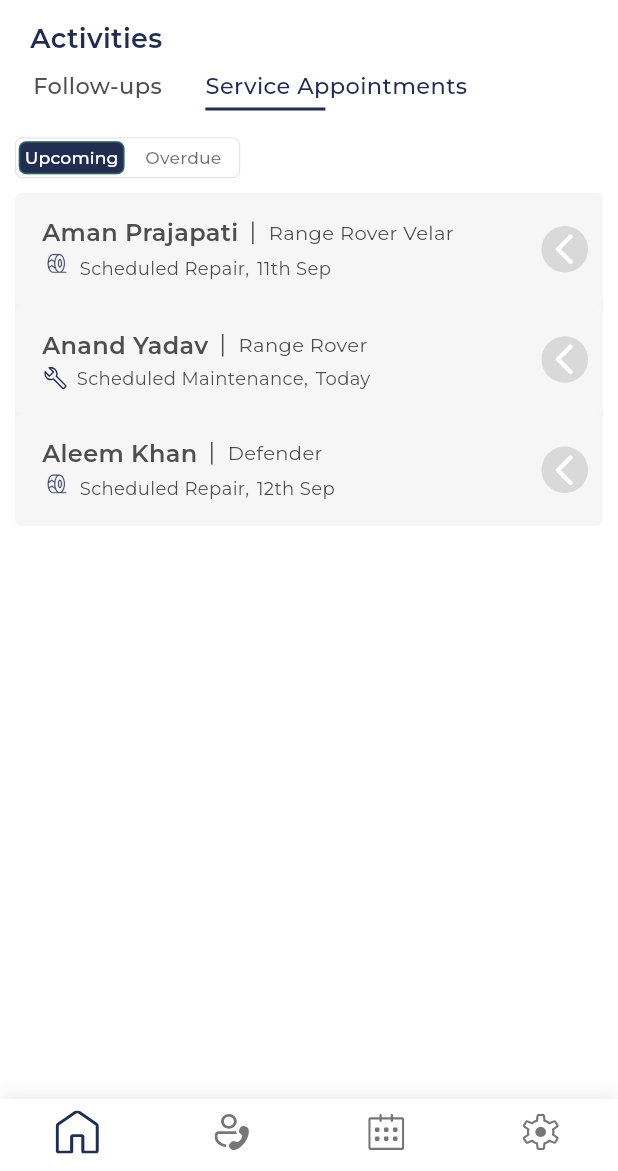
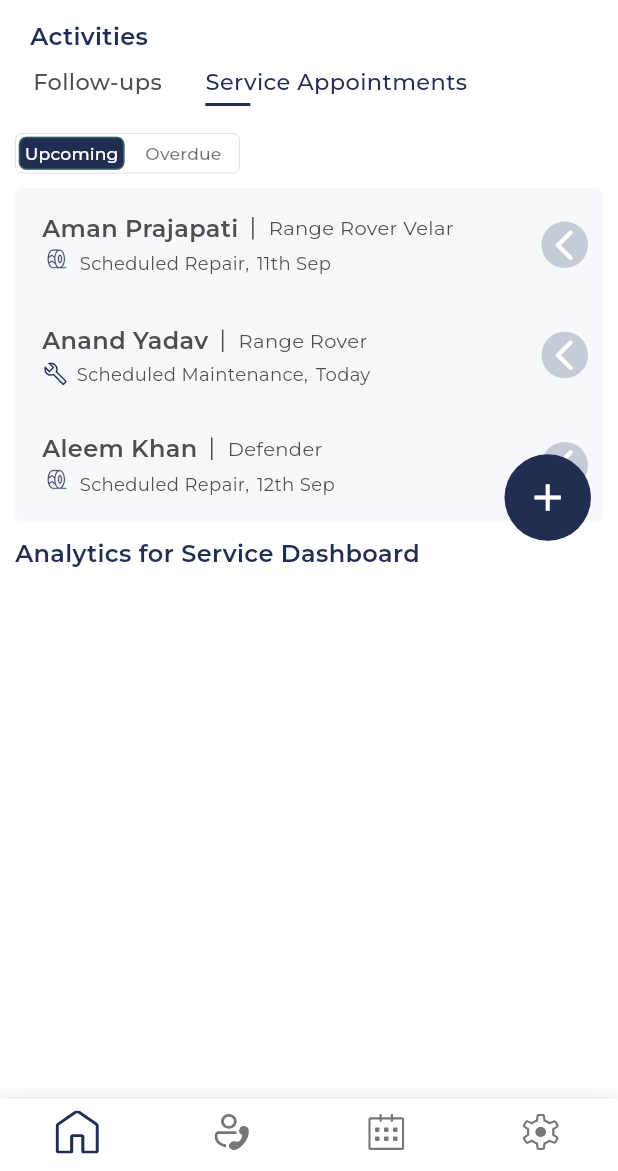
Before and after one commit to Aman1945/smartcare, a Flutter app: the screen it shows after launch, after a tap on "Service Appointments", on a phone screen of 412 x 824 dp, the part 65-1236 px from its top. Run offline on Flutter 3.47's test engine with Material 3 defaults, Android fonts, the phone set to English and light mode, and no system bars; drawn by our look-alikes of flutter_slidable; our stand-ins replace flutter_screenutil, flutter_svg, get, google_fonts.

Commit message:
working fine

```diff
--- a/lib/config/component/font.dart
+++ b/lib/config/component/font.dart
@@ -474,7 +474,7 @@ class AppFont {
 
   static TextStyle appbarfontmedium14Bold(
     BuildContext context, {
-    double fontSize = 18,
+    double fontSize = 16,
     Color color = AppColors.headerBlackTheme,
   }) {
     return GoogleFonts.montserrat(
--- a/lib/main.dart
+++ b/lib/main.dart
@@ -2,7 +2,6 @@ import 'package:flutter/material.dart';
 import 'package:flutter_screenutil/flutter_screenutil.dart';
 import 'package:get/get.dart';
 import 'package:smartcare/pages/bottom_bar_page.dart';
-import 'package:smartcare/pages/home_page.dart';
 
 void main() {
   runApp(const MyApp());
--- a/lib/pages/home_page.dart
+++ b/lib/pages/home_page.dart
@@ -97,40 +97,27 @@ class _HomePageState extends State<HomePage> {
 
                               // const SizedBox(height: 3),
                               Activities(),
+                              SizedBox(height: 10),
+                              // BottomBtnSecond(key: _bottomBtnSecondKey),
+                              Row(
+                                // mainAxisAli
+                                children: [
+                                  Container(
+                                    margin: EdgeInsets.symmetric(
+                                      horizontal: 10,
+                                    ),
+                                    child: Text(
+                                      'Analytics for Service Dashboard',
+                                      textAlign: TextAlign.left,
+                                      style: AppFont.appbarfontmedium14Bold(
+                                        context,
+                                      ),
+                                    ),
+                                  ),
+                                ],
+                              ),
 
-                              // BottomBtnSecond(key: _bottomBtnSecondKey),
-                              // Padding(
-                              //   padding: const EdgeInsets.only(
-                              //     left: 10.0,
-                              //     right: 10.0,
-                              //   ),
-                              //   child: Row(
-                              //     // mainAxisAlignment:
-                              //     //     MainAxisAlignment.spaceBetween,
-                              //     children: [
-                              //       Text(
-                              //         'Performance Analysis',
-                              //         style: AppFont.appbarfontgrey(context),
-                              //       ),
-                              //       // IconButton(
-                              //       //   onPressed: () {
-                              //       //     setState(() {
-                              //       //       // _isHidden = !_isHidden;
-                              //       //     });
-                              //       //   },
-                              //       //   icon: Icon(
-                              //       //     // // _isHidden
-                              //       //     //     ? Icons.keyboard_arrow_down_rounded
-                              //       //     //     : Icons.keyboard_arrow_up_rounded,
-                              //       //     // size: 35,
-                              //       //     // color: AppColors.iconGrey,
-                              //       //   ),
-                              //       // ),
-                              //     ],
-                              //   ),
-                              // ),
-
-                              // if (!_isHidden) ...[const BottomBtnThird()],
+                              //  const BottomBtnThird(),
                               const SizedBox(height: 10),
                             ],
                           ),
@@ -139,19 +126,19 @@ class _HomePageState extends State<HomePage> {
                 ),
 
                 // Replace your current Positioned widget with:
-                // Obx(
-                //   () => AnimatedPositioned(
-                //     duration: const Duration(milliseconds: 300),
-                //     curve: Curves.easeInOut,
-                //     bottom: fabController.isFabVisible.value ? 26 : -80,
-                //     right: 18,
-                //     child: AnimatedOpacity(
-                //       duration: const Duration(milliseconds: 300),
-                //       opacity: fabController.isFabVisible.value ? 1.0 : 0.0,
-                //       child: _buildFloatingActionButton(context),
-                //     ),
-                //   ),
-                // ),
+                Obx(
+                  () => AnimatedPositioned(
+                    duration: const Duration(milliseconds: 300),
+                    curve: Curves.easeInOut,
+                    bottom: fabController.isFabVisible.value ? 26 : -80,
+                    right: 18,
+                    child: AnimatedOpacity(
+                      duration: const Duration(milliseconds: 300),
+                      opacity: fabController.isFabVisible.value ? 1.0 : 0.0,
+                      child: _buildFloatingActionButton(context),
+                    ),
+                  ),
+                ),
 
                 // Update your popup menu condition:
                 Obx(
@@ -207,7 +194,7 @@ class _HomePageState extends State<HomePage> {
                         //     :
                         (fabController.isFabExpanded.value
                         ? Colors.red
-                        : AppColors.colorsBlue),
+                        : AppColors.headerBlackTheme),
                     shape: BoxShape.circle,
                   ),
                   child: Center(
@@ -396,7 +383,7 @@ class _HomePageState extends State<HomePage> {
                     style: GoogleFonts.poppins(
                       fontSize: 14,
                       fontWeight: FontWeight.w500,
-                      color: AppColors.colorsBlue,
+                      color: AppColors.headerBlackTheme,
                     ),
                   ),
                 ),
@@ -407,12 +394,14 @@ class _HomePageState extends State<HomePage> {
                   child: Container(
                     padding: const EdgeInsets.all(12),
                     decoration: BoxDecoration(
-                      color: AppColors.colorsBlue,
+                      color: AppColors.headerBlackTheme,
                       borderRadius: BorderRadius.circular(30),
                       boxShadow: safeOpacity > 0.3
                           ? [
                               BoxShadow(
-                                color: AppColors.colorsBlue.withOpacity(0.3),
+                                color: AppColors.headerBlackTheme.withOpacity(
+                                  0.3,
+                                ),
                                 blurRadius: 8,
                                 offset: const Offset(0, 4),
                               ),
--- a/lib/widgets/activities.dart
+++ b/lib/widgets/activities.dart
@@ -196,8 +196,8 @@ class _ActivitiesState extends State<Activities> {
             Container(
               height: 2,
               width: title == 'Service Appointments'
-                  ? 80
-                  : 50, // Adjust width for longer text
+                  ? 30
+                  : 30, // Adjust width for longer text
               color: isActive ? AppColors.headerBlackTheme : Colors.transparent,
             ),
           ],
--- a/lib/widgets/followups/overdue_followups.dart
+++ b/lib/widgets/followups/overdue_followups.dart
@@ -50,7 +50,7 @@ class OverdueFollowups extends StatelessWidget {
           // padding: EdgeInsets.all(5),
           margin: EdgeInsets.symmetric(horizontal: 10),
           decoration: BoxDecoration(
-            color: AppColors.backgroundLightGrey,
+            color: Color(0xFFF7F8FC),
             borderRadius: BorderRadius.circular(5),
           ),
           child: ListView.builder(
@@ -220,7 +220,7 @@ class _DummyFollowupItemState extends State<DummyFollowupItem>
       child: Container(
         padding: const EdgeInsets.symmetric(horizontal: 10, vertical: 15),
         decoration: BoxDecoration(
-          color: AppColors.containerBg,
+          color: Color(0xFFF7F8FC),
           borderRadius: BorderRadius.circular(5),
         ),
         child: Row(
@@ -273,7 +273,7 @@ class _DummyFollowupItemState extends State<DummyFollowupItem>
       child: Container(
         padding: const EdgeInsets.all(3),
         decoration: BoxDecoration(
-          color: AppColors.arrowContainerColor,
+          color: Color(0xFF536381).withOpacity(.3),
           borderRadius: BorderRadius.circular(30),
         ),
         child: Icon(
--- a/lib/widgets/followups/upcoming_followups.dart
+++ b/lib/widgets/followups/upcoming_followups.dart
@@ -50,7 +50,7 @@ class UpcomingFollowups extends StatelessWidget {
           // padding: EdgeInsets.all(5),
           margin: EdgeInsets.symmetric(horizontal: 10),
           decoration: BoxDecoration(
-            color: AppColors.backgroundLightGrey,
+            color: Color(0xFFF7F8FC),
             borderRadius: BorderRadius.circular(5),
           ),
           child: ListView.builder(
@@ -273,7 +273,7 @@ class _DummyFollowupItemState extends State<DummyFollowupItem>
       child: Container(
         padding: const EdgeInsets.all(3),
         decoration: BoxDecoration(
-          color: AppColors.arrowContainerColor,
+          color: Color(0xFF536381).withOpacity(.3),
           borderRadius: BorderRadius.circular(30),
         ),
         child: Icon(
--- a/lib/widgets/service-appointment/overdue_servicesapp.dart
+++ b/lib/widgets/service-appointment/overdue_servicesapp.dart
@@ -273,7 +273,7 @@ class _DummyFollowupItemState extends State<DummyFollowupItem>
       child: Container(
         padding: const EdgeInsets.all(3),
         decoration: BoxDecoration(
-          color: AppColors.arrowContainerColor,
+          color: Color(0xFF536381).withOpacity(.3),
           borderRadius: BorderRadius.circular(30),
         ),
         child: Icon(
--- a/lib/widgets/service-appointment/upcoming_serviceapp.dart
+++ b/lib/widgets/service-appointment/upcoming_serviceapp.dart
@@ -50,7 +50,7 @@ class UpcomingServiceapp extends StatelessWidget {
           // padding: EdgeInsets.all(5),
           margin: EdgeInsets.symmetric(horizontal: 10),
           decoration: BoxDecoration(
-            color: AppColors.backgroundLightGrey,
+            color: Color(0xFFF7F8FC),
             borderRadius: BorderRadius.circular(5),
           ),
           child: ListView.builder(
@@ -220,7 +220,7 @@ class _DummyFollowupItemState extends State<DummyFollowupItem>
       child: Container(
         padding: const EdgeInsets.symmetric(horizontal: 10, vertical: 15),
         decoration: BoxDecoration(
-          color: AppColors.containerBg,
+          color: Color(0xFFF7F8FC),
           borderRadius: BorderRadius.circular(5),
         ),
         child: Row(
@@ -273,9 +273,11 @@ class _DummyFollowupItemState extends State<DummyFollowupItem>
       child: Container(
         padding: const EdgeInsets.all(3),
         decoration: BoxDecoration(
-          color: AppColors.arrowContainerColor,
+          color: Color(0xFF536381).withOpacity(.3),
           borderRadius: BorderRadius.circular(30),
         ),
+        //  color: Color(0xFF536381),
+        // #536381
         child: Icon(
           _isActionPaneOpen
               ? Icons.arrow_forward_ios_rounded
```
Also changed, not shown: lib/pages/homescreen_switch.dart (added).
